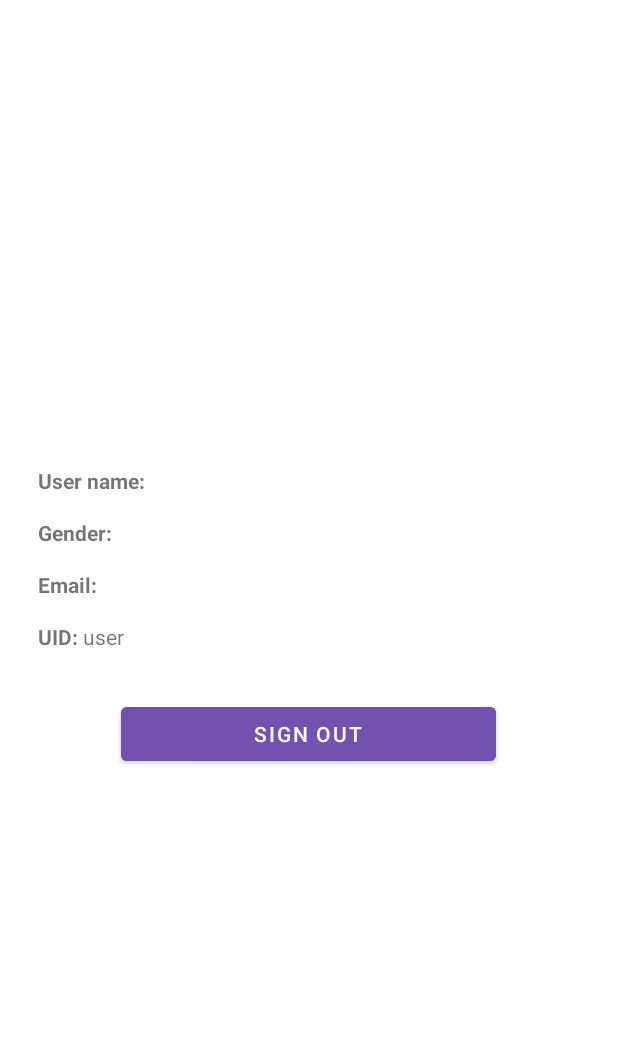
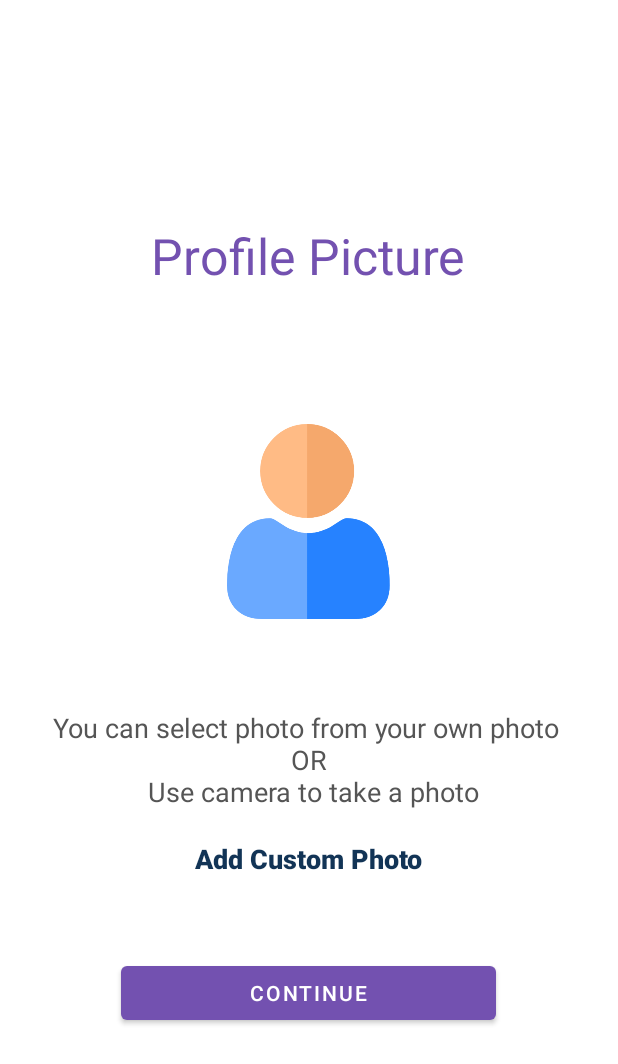
Before and after one commit to NattawatQew/CalorieDay, an Android app: the GenderActivity screen opened directly, with no data from a screen before it, after a tap on an icon or button, on a phone screen of 412 x 824 dp. Shown: the top 1064 px of the screen. Run offline under Robolectric (Android 15) with nearby library versions, the phone set to English and light mode, and no system bars; our stand-ins replace Firebase (no records; nobody signed in at launch, a user with empty details on screens opened directly).

Commit message:
Add photo page

```diff
--- a/app/src/main/AndroidManifest.xml
+++ b/app/src/main/AndroidManifest.xml
@@ -11,6 +11,7 @@
         android:roundIcon="@mipmap/ic_launcher_round"
         android:supportsRtl="true"
         android:theme="@style/AppTheme">
+        <activity android:name=".ProfilePicActivity"></activity>
         <activity
             android:name=".MainActivity"
             android:theme="@style/AppTheme.Loading">
@@ -22,7 +23,7 @@
         </activity>
         <activity android:name=".LoginActivity" />
         <activity android:name=".RegisterActivity" />
-        <activity android:name=".ResultActivity" />
+        <activity android:name=".ProfileActivity" />
         <activity android:name=".GenderActivity" />
     </application>
 
--- a/app/src/main/java/com/eatburn/calorieday/GenderActivity.kt
+++ b/app/src/main/java/com/eatburn/calorieday/GenderActivity.kt
@@ -23,11 +23,11 @@ class GenderActivity : AppCompatActivity() {
         val uid = user!!.uid
         male_btn.setOnClickListener{
             mDatabase.child(uid).child("UserInfo").child("Gender").setValue("Male")
-            startActivity(Intent(this@GenderActivity, ResultActivity::class.java))
+            startActivity(Intent(this@GenderActivity, ProfilePicActivity::class.java))
         }
         female_btn.setOnClickListener{
             mDatabase.child(uid).child("UserInfo").child("Gender").setValue("Female")
-            startActivity(Intent(this@GenderActivity, ResultActivity::class.java))
+            startActivity(Intent(this@GenderActivity, ProfilePicActivity::class.java))
         }
     }
 
--- a/app/src/main/java/com/eatburn/calorieday/LoginActivity.kt
+++ b/app/src/main/java/com/eatburn/calorieday/LoginActivity.kt
@@ -21,7 +21,7 @@ class LoginActivity : AppCompatActivity() {
         mAuth = FirebaseAuth.getInstance()
 
         if (mAuth!!.currentUser != null) {
-            startActivity(Intent(this@LoginActivity, ResultActivity::class.java))
+            startActivity(Intent(this@LoginActivity, ProfileActivity::class.java))
             finish()
         }
 
@@ -52,7 +52,7 @@ class LoginActivity : AppCompatActivity() {
                 } else {
                     Toast.makeText(this, "Sign in successfully!", Toast.LENGTH_SHORT).show()
                     Log.d(TAG, "Sign in successfully!")
-                    startActivity(Intent(this@LoginActivity, ResultActivity::class.java))
+                    startActivity(Intent(this@LoginActivity, ProfileActivity::class.java))
                     finish()
                 }
             }
--- a/app/src/main/java/com/eatburn/calorieday/MainActivity.kt
+++ b/app/src/main/java/com/eatburn/calorieday/MainActivity.kt
@@ -22,7 +22,7 @@ class MainActivity : AppCompatActivity() {
 
         if (mAuth!!.currentUser != null) {
             Log.d(TAG, "Continue with: " + mAuth!!.currentUser!!.email)
-            startActivity(Intent(this@MainActivity, ResultActivity::class.java))
+            startActivity(Intent(this@MainActivity, ProfileActivity::class.java))
             finish()
         }
 
--- a/app/src/main/java/com/eatburn/calorieday/ResultActivity.kt
+++ b/app/src/main/java/com/eatburn/calorieday/ProfileActivity.kt
@@ -8,19 +8,18 @@ import android.widget.Toast
 import androidx.appcompat.app.AppCompatActivity
 import com.google.firebase.auth.FirebaseAuth
 import com.google.firebase.database.*
-import kotlinx.android.synthetic.main.activity_result.*
+import kotlinx.android.synthetic.main.activity_profile.*
 
-class ResultActivity : AppCompatActivity() {
+class ProfileActivity : AppCompatActivity() {
 
     var mAuth: FirebaseAuth? = null
     var mAuthListener: FirebaseAuth.AuthStateListener? = null
     lateinit var mDatabase: DatabaseReference
-    private val TAG:String = "Result Activity"
+    private val TAG:String = "Profile Activity"
 
     override fun onCreate(savedInstanceState: Bundle?) {
         super.onCreate(savedInstanceState)
-        setContentView(R.layout.activity_result)
-
+        setContentView(R.layout.activity_profile)
         mAuth = FirebaseAuth.getInstance()
         mDatabase = FirebaseDatabase.getInstance().reference
 
@@ -32,7 +31,7 @@ class ResultActivity : AppCompatActivity() {
         mAuthListener = FirebaseAuth.AuthStateListener { firebaseAuth ->
             val users = firebaseAuth.currentUser
             if (users == null) {
-                startActivity(Intent(this@ResultActivity, LoginActivity::class.java))
+                startActivity(Intent(this@ProfileActivity, LoginActivity::class.java))
                 finish()
             }
         }
@@ -41,7 +40,7 @@ class ResultActivity : AppCompatActivity() {
             override fun onCancelled(databaseError: DatabaseError) {
                 result_signOutBtn.setOnClickListener {
                     mAuth!!.signOut()
-                    startActivity(Intent(this@ResultActivity, MainActivity::class.java))
+                    startActivity(Intent(this@ProfileActivity, MainActivity::class.java))
                     finish()
                 }
             }
@@ -58,7 +57,7 @@ class ResultActivity : AppCompatActivity() {
             mAuth!!.signOut()
             Toast.makeText(this, "Signed out!", Toast.LENGTH_SHORT).show()
             Log.d(TAG, "Signed out!")
-            startActivity(Intent(this@ResultActivity, MainActivity::class.java))
+            startActivity(Intent(this@ProfileActivity, MainActivity::class.java))
             finish()
         }
     }
--- /dev/null
+++ b/app/src/main/java/com/eatburn/calorieday/ProfilePicActivity.kt
@@ -0,0 +1,17 @@
+package com.eatburn.calorieday
+
+import android.content.Intent
+import androidx.appcompat.app.AppCompatActivity
+import android.os.Bundle
+import kotlinx.android.synthetic.main.activity_profile_pic.*
+
+class ProfilePicActivity : AppCompatActivity() {
+
+    override fun onCreate(savedInstanceState: Bundle?) {
+        super.onCreate(savedInstanceState)
+        setContentView(R.layout.activity_profile_pic)
+        pic_continueBtn.setOnClickListener {
+            startActivity(Intent(this@ProfilePicActivity, ProfileActivity::class.java))
+        }
+    }
+}
--- a/app/src/main/java/com/eatburn/calorieday/RegisterActivity.kt
+++ b/app/src/main/java/com/eatburn/calorieday/RegisterActivity.kt
@@ -24,7 +24,7 @@ class RegisterActivity : AppCompatActivity() {
         mDatabase = FirebaseDatabase.getInstance().reference
 
         if (mAuth!!.currentUser != null) {
-            startActivity(Intent(this@RegisterActivity, ResultActivity::class.java))
+            startActivity(Intent(this@RegisterActivity, ProfileActivity::class.java))
             finish()
         }
 
--- a/app/src/main/res/layout/activity_result.xml
+++ b/app/src/main/res/layout/activity_profile.xml
@@ -6,7 +6,7 @@
     android:layout_height="match_parent"
     android:gravity="center_vertical"
     android:orientation="vertical"
-    tools:context=".ResultActivity">
+    tools:context=".ProfileActivity">
 
     <LinearLayout
         android:layout_width="wrap_content"
--- /dev/null
+++ b/app/src/main/res/layout/activity_profile_pic.xml
@@ -0,0 +1,65 @@
+<?xml version="1.0" encoding="utf-8"?>
+<androidx.appcompat.widget.LinearLayoutCompat xmlns:android="http://schemas.android.com/apk/res/android"
+    xmlns:app="http://schemas.android.com/apk/res-auto"
+    xmlns:tools="http://schemas.android.com/tools"
+    android:layout_width="match_parent"
+    android:layout_height="match_parent"
+    android:gravity="center_vertical"
+    android:orientation="vertical"
+    tools:context=".ProfilePicActivity">
+
+    <LinearLayout
+        android:layout_width="wrap_content"
+        android:layout_height="wrap_content"
+        android:layout_gravity="center_horizontal"
+        android:layout_margin="10dp">
+        <TextView
+            android:layout_width="wrap_content"
+            android:layout_height="wrap_content"
+            android:layout_gravity="center_horizontal"
+            android:textColor="@color/colorPurple"
+            android:textSize="33sp"
+            android:layout_marginBottom="40dp"
+            android:text="Profile Picture" />
+    </LinearLayout>
+
+    <ImageView
+        android:layout_width="130dp"
+        android:layout_height="130dp"
+        android:layout_gravity="center"
+        android:layout_margin="40dp"
+        android:src="@drawable/user"/>
+
+    <TextView
+        android:layout_width="wrap_content"
+        android:layout_height="wrap_content"
+        android:layout_gravity="center"
+        android:textAlignment="center"
+        android:layout_margin="20dp"
+        android:textSize="18sp"
+        android:textColor="#555555"
+        android:text="You can select photo from your own photo \n OR \n Use camera to take a photo"/>
+
+    <TextView
+        android:id="@+id/custom_photo_btn"
+        android:layout_width="wrap_content"
+        android:layout_height="wrap_content"
+        android:textSize="18sp"
+        android:layout_gravity="center"
+        android:fontFamily="sans-serif-black"
+        android:text="Add Custom Photo"
+        android:layout_marginBottom="45dp"
+        android:textColor="#123456" />
+
+    <com.google.android.material.button.MaterialButton
+        android:id="@+id/pic_continueBtn"
+        android:layout_width="250dp"
+        android:layout_height="wrap_content"
+        android:layout_marginTop="8dp"
+        style="@style/Widget.MaterialComponents.Button"
+        app:elevation="5dp"
+        app:backgroundTint="@color/colorPurple"
+        android:layout_gravity="center_horizontal"
+        android:text="@string/continueBtn" />
+
+</androidx.appcompat.widget.LinearLayoutCompat>
--- a/app/src/main/res/layout/activity_register.xml
+++ b/app/src/main/res/layout/activity_register.xml
@@ -109,7 +109,7 @@
         android:layout_marginTop="16dp"
         android:layout_marginEnd="16dp"
         android:backgroundTint="@color/colorPurple"
-        android:text="@string/register_continueBtn" />
+        android:text="@string/continueBtn" />
 
 
 </androidx.appcompat.widget.LinearLayoutCompat>
--- a/app/src/main/res/values/strings.xml
+++ b/app/src/main/res/values/strings.xml
@@ -7,7 +7,7 @@
     <string name="email_address">Email Address</string>
     <string name="sign_in">Sign In</string>
     <string name="password">Password</string>
-    <string name="register_continueBtn">Continue</string>
+    <string name="continueBtn">Continue</string>
     <string name="signup">Sign Up</string>
     <string name="confirm_password">Confirm-Password</string>
     <string name="welcome_photo">main photo</string>
```
Also changed, not shown: app/src/main/res/drawable-v24/user.png (added), 2 other files.
